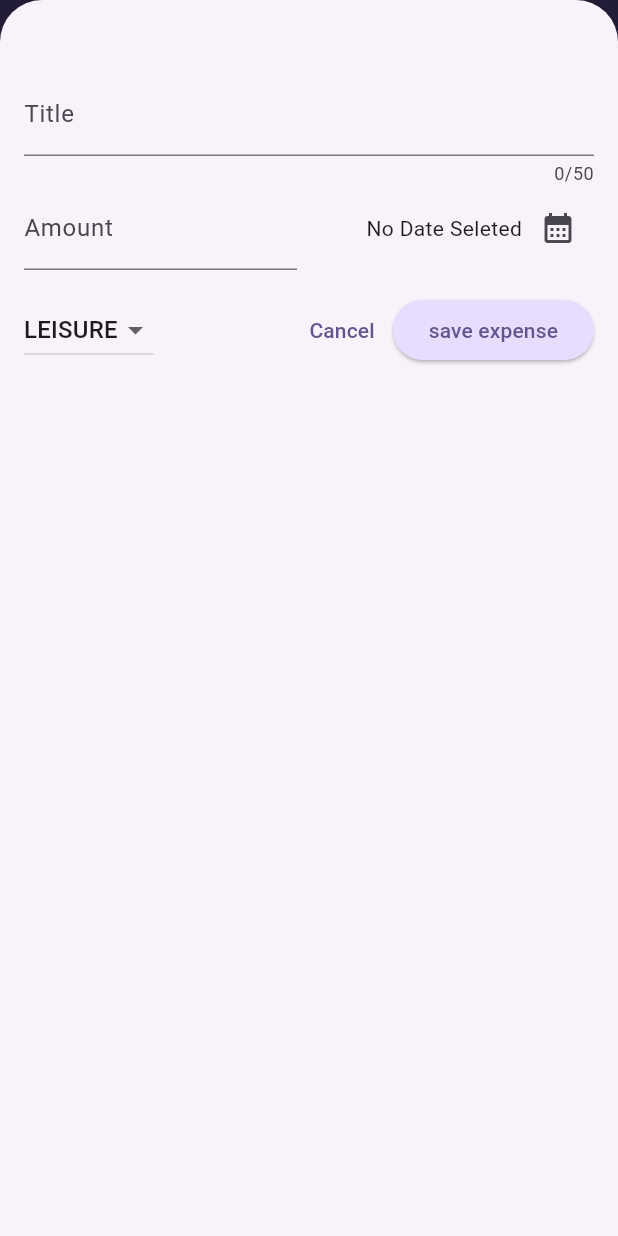
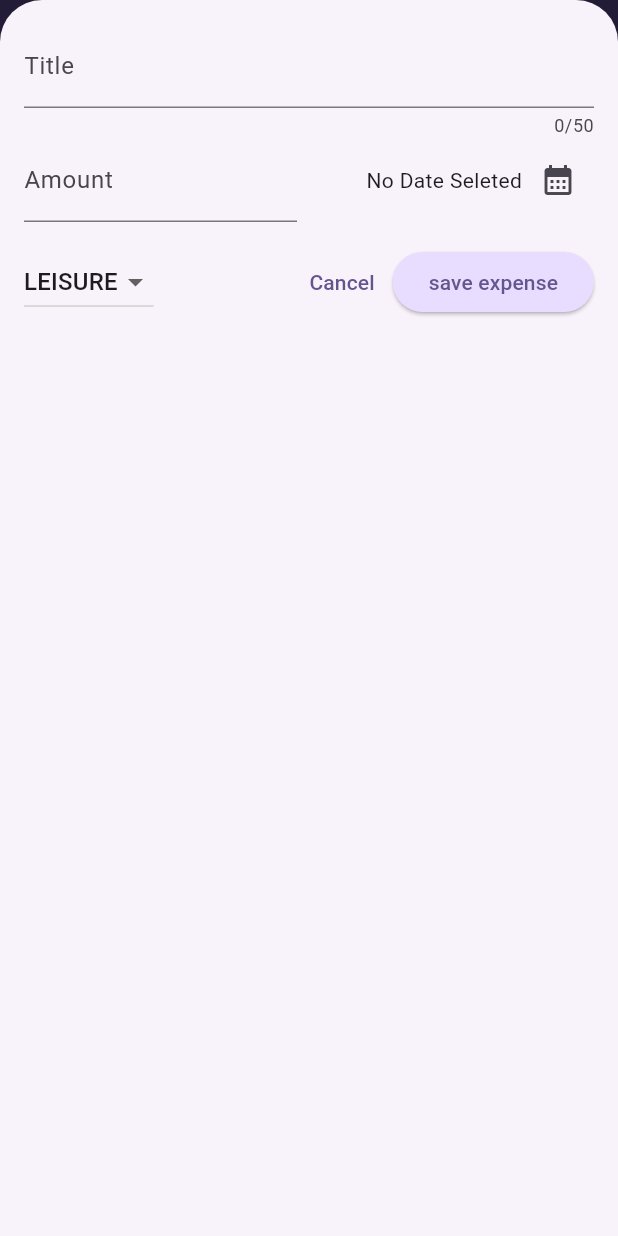
Before and after one commit to Musawarchan/flutter_expense_tracker_app, a Flutter app: the screen it shows after launch, after a tap on the "add" icon, on a phone screen of 412 x 824 dp. Run offline on Flutter 3.47's test engine with Material 3 defaults, Android fonts, the phone set to English and light mode, and no system bars.

Commit message:
code fix

```diff
--- a/lib/main.dart
+++ b/lib/main.dart
@@ -3,11 +3,13 @@ import 'package:flutter/material.dart';
 import 'package:flutter/services.dart';
 
 void main() {
-  WidgetsFlutterBinding.ensureInitialized();
-  SystemChrome.setPreferredOrientations([DeviceOrientation.portraitUp])
-      .then((fn) {
-    runApp(const MyApp());
-  });
+  //for locking device orientation
+
+  // WidgetsFlutterBinding.ensureInitialized();
+  // SystemChrome.setPreferredOrientations([DeviceOrientation.portraitUp])
+  //     .then((fn) {
+  // });
+  runApp(const MyApp());
 }
 
 var kColorScheme =
--- a/lib/widgets/expenses.dart
+++ b/lib/widgets/expenses.dart
@@ -27,6 +27,7 @@ class _ExpensesState extends State<Expenses> {
 
   void _openAddExpenseOverlay() {
     showModalBottomSheet(
+      useSafeArea: true,
       isScrollControlled: true,
       context: context,
       builder: (ctx) {
@@ -66,6 +67,8 @@ class _ExpensesState extends State<Expenses> {
 
   @override
   Widget build(BuildContext context) {
+    final width = MediaQuery.of(context).size.width;
+
     Widget mainContent = Center(
       child: Text('no expenses . Start adding some!'),
     );
@@ -85,12 +88,18 @@ class _ExpensesState extends State<Expenses> {
                 onPressed: _openAddExpenseOverlay, icon: const Icon(Icons.add))
           ],
         ),
-      body: Column(
+        body: width < 600
+            ? Column(
                 children: [
                   Chart(expenses: _registeredExpense),
                   Expanded(child: mainContent),
                 ],
-      ),
-    );
+              )
+            : Row(
+                children: [
+                  Expanded(child: Chart(expenses: _registeredExpense)),
+                  Expanded(child: mainContent),
+                ],
+              ));
   }
 }
--- a/lib/widgets/new_expense.dart
+++ b/lib/widgets/new_expense.dart
@@ -1,6 +1,7 @@
 import 'package:expense_tracker_app/models/expense.dart';
 
 import 'package:flutter/material.dart';
+import 'package:flutter/rendering.dart';
 
 class NewExpense extends StatefulWidget {
   const NewExpense({super.key, required this.onAddExpense});
@@ -77,10 +78,46 @@ class _NewExpenseState extends State<NewExpense> {
 
   @override
   Widget build(BuildContext context) {
-    return Padding(
-      padding: EdgeInsets.fromLTRB(16, 48, 16, 16),
+    final keyboardSpace = MediaQuery.of(context).viewInsets.bottom;
+    return LayoutBuilder(builder: (ctx, constraints) {
+      final width = constraints.maxWidth;
+
+      return SizedBox(
+        height: double.infinity,
+        child: SingleChildScrollView(
+          child: Padding(
+            padding: EdgeInsets.fromLTRB(16, 16, 16, keyboardSpace + 16),
             child: Column(
               children: [
+                if (width >= 600)
+                  Row(
+                    crossAxisAlignment: CrossAxisAlignment.start,
+                    children: [
+                      Expanded(
+                        child: TextField(
+                          controller: _titleController,
+                          maxLength: 50,
+                          decoration: const InputDecoration(
+                            label: Text('Title'),
+                          ),
+                        ),
+                      ),
+                      SizedBox(
+                        width: 24,
+                      ),
+                      Expanded(
+                        child: TextField(
+                          controller: _AmountController,
+                          keyboardType: TextInputType.number,
+                          decoration: const InputDecoration(
+                            prefixText: '\$ ',
+                            label: Text('Amount'),
+                          ),
+                        ),
+                      ),
+                    ],
+                  )
+                else
                   TextField(
                     controller: _titleController,
                     maxLength: 50,
@@ -88,6 +125,50 @@ class _NewExpenseState extends State<NewExpense> {
                       label: Text('Title'),
                     ),
                   ),
+                if (width >= 600)
+                  Row(
+                    children: [
+                      DropdownButton(
+                          value: _selectedCategory,
+                          items: Category.values
+                              .map(
+                                (Category) => DropdownMenuItem(
+                                  value: Category,
+                                  child: Text(
+                                    Category.name.toUpperCase(),
+                                  ),
+                                ),
+                              )
+                              .toList(),
+                          onChanged: (value) {
+                            if (value == null) {
+                              return;
+                            }
+                            setState(() {
+                              _selectedCategory = value;
+                            });
+                          }),
+                      SizedBox(
+                        width: 24,
+                      ),
+                      Expanded(
+                        child: Row(
+                          mainAxisAlignment: MainAxisAlignment.end,
+                          crossAxisAlignment: CrossAxisAlignment.center,
+                          children: [
+                            Text(_selectedDate == null
+                                ? 'No Date Seleted'
+                                : formatter.format(_selectedDate!)),
+                            IconButton(
+                              onPressed: _presentDatePicker,
+                              icon: const Icon(Icons.calendar_month),
+                            ),
+                          ],
+                        ),
+                      ),
+                    ],
+                  )
+                else
                   Row(
                     children: [
                       Expanded(
@@ -123,6 +204,23 @@ class _NewExpenseState extends State<NewExpense> {
                 const SizedBox(
                   height: 16,
                 ),
+                if (width >= 600)
+                  Row(
+                    children: [
+                      const Spacer(),
+                      TextButton(
+                        onPressed: () {
+                          Navigator.pop(context);
+                        },
+                        child: const Text('Cancel'),
+                      ),
+                      ElevatedButton(
+                        onPressed: _submitExpenseForm,
+                        child: const Text('save expense'),
+                      ),
+                    ],
+                  )
+                else
                   Row(
                     children: [
                       DropdownButton(
@@ -160,6 +258,9 @@ class _NewExpenseState extends State<NewExpense> {
                   )
               ],
             ),
+          ),
+        ),
       );
+    });
   }
 }
```
Lines whose indentation alone changed are shown as unchanged.
